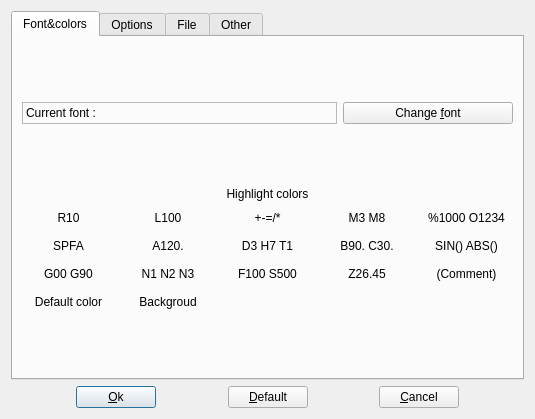
Qt form gcodeworkshop/src/setupdialog.ui (GCodeProjects/GCodeWorkShop) before a commit.
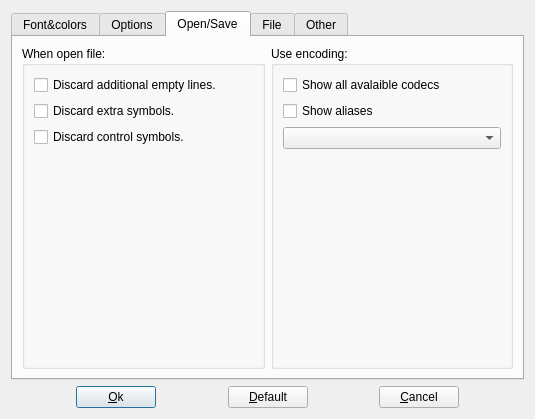
The same form after that commit. The open tabs and pages were chosen to show the change. Icons and pictures are not drawn.

```diff
--- a/gcodeworkshop/src/setupdialog.ui
+++ b/gcodeworkshop/src/setupdialog.ui
@@ -420,6 +420,114 @@
        </item>
       </layout>
      </widget>
+     <widget class="QWidget" name="openSaveTab">
+      <attribute name="title">
+       <string>Open/Save</string>
+      </attribute>
+      <layout class="QHBoxLayout" name="horizontalLayout_11">
+       <item>
+        <widget class="QGroupBox" name="ui_openGroup">
+         <property name="title">
+          <string>When open file:</string>
+         </property>
+         <layout class="QGridLayout" name="gridLayout_3">
+          <item row="2" column="0">
+           <widget class="QCheckBox" name="ui_dropControl">
+            <property name="toolTip">
+             <string>&lt;html&gt;&lt;head/&gt;&lt;body&gt;&lt;p&gt;Older CNC systems could add control characters (&lt;code&gt;0x00&lt;/code&gt;-&lt;code&gt;0x1f&lt;/code&gt;) when uploading a file via the serial port, which looks like mojibake. The editor can delete such characters, leaving only carriage and newline characters.&lt;/p&gt;&lt;/body&gt;&lt;/html&gt;</string>
+            </property>
+            <property name="text">
+             <string>Discard control symbols.</string>
+            </property>
+           </widget>
+          </item>
+          <item row="0" column="0">
+           <widget class="QCheckBox" name="ui_dropEmptyLine">
+            <property name="toolTip">
+             <string>&lt;html&gt;&lt;head/&gt;&lt;body&gt;&lt;p&gt;In some cases, the CNC inserts additional blank lines when the file is unloaded. The editor can recognise such lines and delete them.&lt;/p&gt;&lt;/body&gt;&lt;/html&gt;</string>
+            </property>
+            <property name="text">
+             <string>Discard additional empty lines.</string>
+            </property>
+           </widget>
+          </item>
+          <item row="1" column="0">
+           <widget class="QCheckBox" name="ui_dropExtra">
+            <property name="toolTip">
+             <string>&lt;html&gt;&lt;head/&gt;&lt;body&gt;&lt;p&gt;Discard the upper 128 code points commonly used for national alphabets.&lt;/p&gt;&lt;/body&gt;&lt;/html&gt;</string>
+            </property>
+            <property name="text">
+             <string>Discard extra symbols.</string>
+            </property>
+           </widget>
+          </item>
+          <item row="3" column="0">
+           <spacer name="verticalSpacer_11">
+            <property name="orientation">
+             <enum>Qt::Vertical</enum>
+            </property>
+            <property name="sizeHint" stdset="0">
+             <size>
+              <width>20</width>
+              <height>40</height>
+             </size>
+            </property>
+           </spacer>
+          </item>
+         </layout>
+        </widget>
+       </item>
+       <item>
+        <widget class="QGroupBox" name="ui_encodingGroup">
+         <property name="title">
+          <string>Use encoding:</string>
+         </property>
+         <layout class="QGridLayout" name="gridLayout_5">
+          <item row="3" column="0">
+           <spacer name="verticalSpacer_10">
+            <property name="orientation">
+             <enum>Qt::Vertical</enum>
+            </property>
+            <property name="sizeHint" stdset="0">
+             <size>
+              <width>20</width>
+              <height>40</height>
+             </size>
+            </property>
+           </spacer>
+          </item>
+          <item row="2" column="0">
+           <widget class="QComboBox" name="ui_encodingCombo">
+            <property name="sizePolicy">
+             <sizepolicy hsizetype="Preferred" vsizetype="Fixed">
+              <horstretch>0</horstretch>
+              <verstretch>0</verstretch>
+             </sizepolicy>
+            </property>
+            <property name="editable">
+             <bool>false</bool>
+            </property>
+           </widget>
+          </item>
+          <item row="0" column="0">
+           <widget class="QCheckBox" name="ui_showAllCodecs">
+            <property name="text">
+             <string>Show all avalaible codecs</string>
+            </property>
+           </widget>
+          </item>
+          <item row="1" column="0">
+           <widget class="QCheckBox" name="ui_showAliases">
+            <property name="text">
+             <string>Show aliases</string>
+            </property>
+           </widget>
+          </item>
+         </layout>
+        </widget>
+       </item>
+      </layout>
+     </widget>
      <widget class="QWidget" name="extensionsTab">
       <property name="accessibleName">
        <string/>
```
